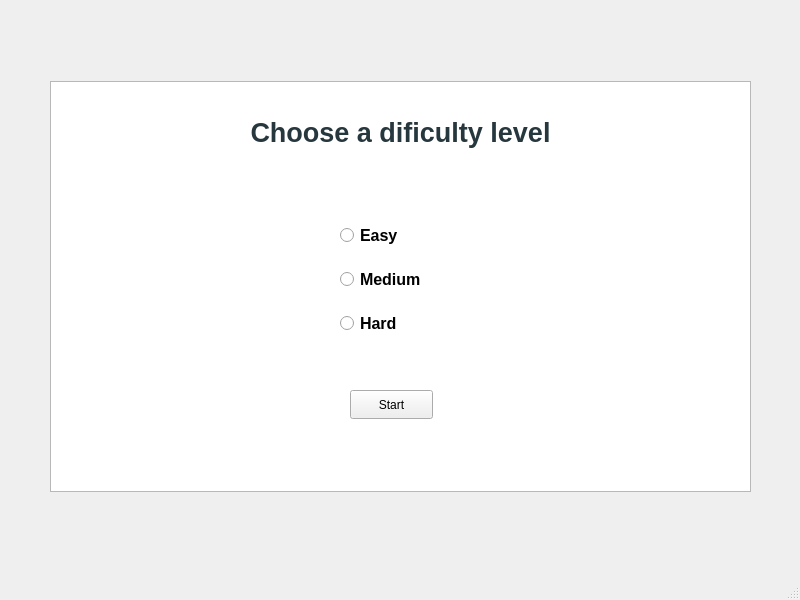
First picture: the form in interviewoptions.ui, repository AnushreeBannadabhavi/Orator, before the edit.
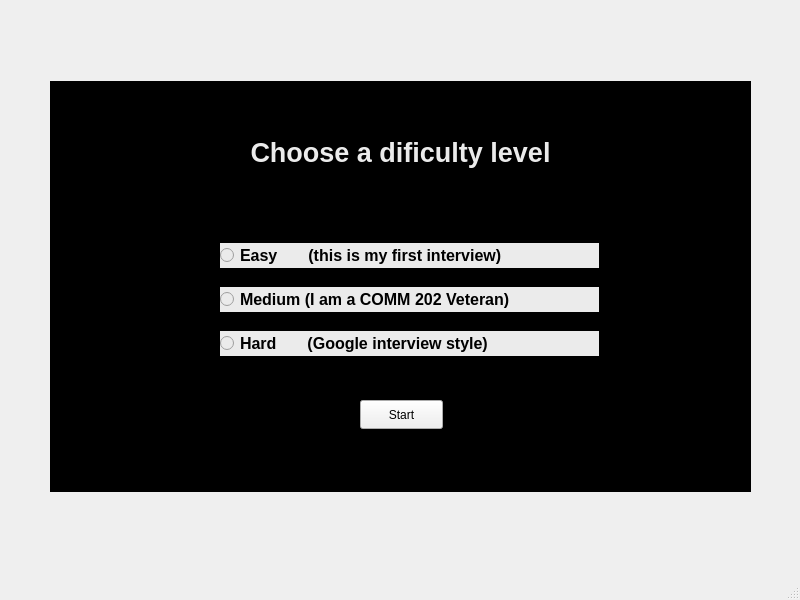
Second picture: the form after the edit.

Patch:
```diff
--- a/interviewoptions.ui
+++ b/interviewoptions.ui
@@ -23,12 +23,18 @@
       <height>411</height>
      </rect>
     </property>
+    <property name="styleSheet">
+     <string notr="true">
+    background-color: rgb(0, 0, 0);
+</string>
+    </property>
     <property name="html">
      <string>&lt;!DOCTYPE HTML PUBLIC &quot;-//W3C//DTD HTML 4.0//EN&quot; &quot;http://www.w3.org/TR/REC-html40/strict.dtd&quot;&gt;
 &lt;html&gt;&lt;head&gt;&lt;meta name=&quot;qrichtext&quot; content=&quot;1&quot; /&gt;&lt;meta charset=&quot;utf-8&quot; /&gt;&lt;style type=&quot;text/css&quot;&gt;
 p, li { white-space: pre-wrap; }
 &lt;/style&gt;&lt;/head&gt;&lt;body style=&quot; font-family:'Segoe UI'; font-size:9pt; font-weight:400; font-style:normal;&quot;&gt;
-&lt;p align=&quot;center&quot; style=&quot; margin-top:0px; margin-bottom:0px; margin-left:0px; margin-right:0px; -qt-block-indent:0; text-indent:0px;&quot;&gt;&lt;span style=&quot; font-size:20pt; font-weight:700; color:#26393e;&quot;&gt;&lt;br /&gt;&lt;/span&gt;&lt;span style=&quot; font-size:20pt; font-weight:700; color:#26373e;&quot;&gt;Choose a dificulty level&lt;/span&gt;&lt;/p&gt;
+&lt;p align=&quot;center&quot; style=&quot;-qt-paragraph-type:empty; margin-top:0px; margin-bottom:0px; margin-left:0px; margin-right:0px; -qt-block-indent:0; text-indent:0px; font-family:'.AppleSystemUIFont'; font-size:13pt;&quot;&gt;&lt;br /&gt;&lt;/p&gt;
+&lt;p align=&quot;center&quot; style=&quot; margin-top:0px; margin-bottom:0px; margin-left:0px; margin-right:0px; -qt-block-indent:0; text-indent:0px;&quot;&gt;&lt;span style=&quot; font-size:20pt; font-weight:700; color:#26393e;&quot;&gt;&lt;br /&gt;&lt;/span&gt;&lt;span style=&quot; font-size:20pt; font-weight:700; color:#ebebeb;&quot;&gt;Choose a dificulty level&lt;/span&gt;&lt;/p&gt;
 &lt;p align=&quot;center&quot; style=&quot;-qt-paragraph-type:empty; margin-top:0px; margin-bottom:0px; margin-left:0px; margin-right:0px; -qt-block-indent:0; text-indent:0px; font-size:20pt; font-weight:700; color:#26373e;&quot;&gt;&lt;br /&gt;&lt;/p&gt;
 &lt;p align=&quot;center&quot; style=&quot;-qt-paragraph-type:empty; margin-top:0px; margin-bottom:0px; margin-left:0px; margin-right:0px; -qt-block-indent:0; text-indent:0px; font-size:20pt; font-weight:700; color:#26393e;&quot;&gt;&lt;br /&gt;&lt;/p&gt;
 &lt;p align=&quot;center&quot; style=&quot;-qt-paragraph-type:empty; margin-top:0px; margin-bottom:0px; margin-left:0px; margin-right:0px; -qt-block-indent:0; text-indent:0px; font-size:20pt; font-weight:700; color:#26393e;&quot;&gt;&lt;br /&gt;&lt;/p&gt;
@@ -43,9 +49,9 @@
    <widget class="QWidget" name="verticalLayoutWidget">
     <property name="geometry">
      <rect>
-      <x>340</x>
-      <y>210</y>
-      <width>160</width>
+      <x>220</x>
+      <y>230</y>
+      <width>379</width>
       <height>141</height>
      </rect>
     </property>
@@ -58,8 +64,13 @@
          <bold>true</bold>
         </font>
        </property>
+       <property name="styleSheet">
+        <string notr="true">
+    background-color: rgb(235, 235, 235);
+</string>
+       </property>
        <property name="text">
-        <string>Easy</string>
+        <string>Easy       (this is my first interview)</string>
        </property>
       </widget>
      </item>
@@ -71,8 +82,13 @@
          <bold>true</bold>
         </font>
        </property>
+       <property name="styleSheet">
+        <string notr="true">
+    background-color: rgb(235, 235, 235);
+</string>
+       </property>
        <property name="text">
-        <string>Medium</string>
+        <string>Medium (I am a COMM 202 Veteran)</string>
        </property>
       </widget>
      </item>
@@ -84,8 +100,13 @@
          <bold>true</bold>
         </font>
        </property>
+       <property name="styleSheet">
+        <string notr="true">
+    background-color: rgb(235, 235, 235);
+</string>
+       </property>
        <property name="text">
-        <string>Hard</string>
+        <string>Hard       (Google interview style)</string>
        </property>
       </widget>
      </item>
@@ -94,8 +115,8 @@
    <widget class="QPushButton" name="pushButtonStart">
     <property name="geometry">
      <rect>
-      <x>350</x>
-      <y>390</y>
+      <x>360</x>
+      <y>400</y>
       <width>83</width>
       <height>29</height>
      </rect>
```
